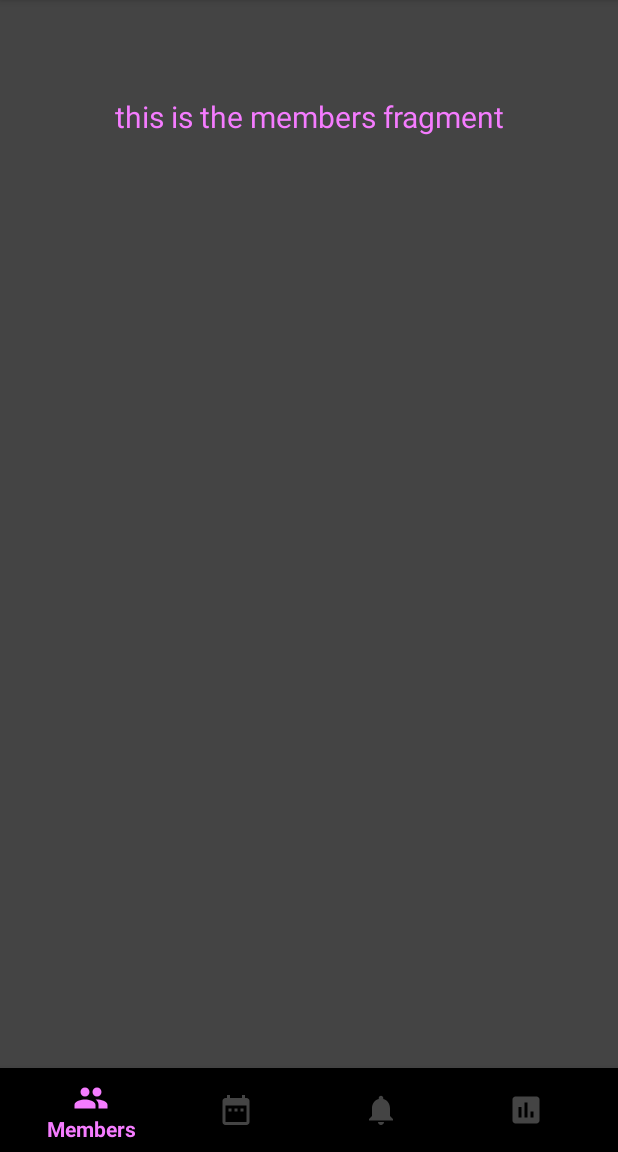
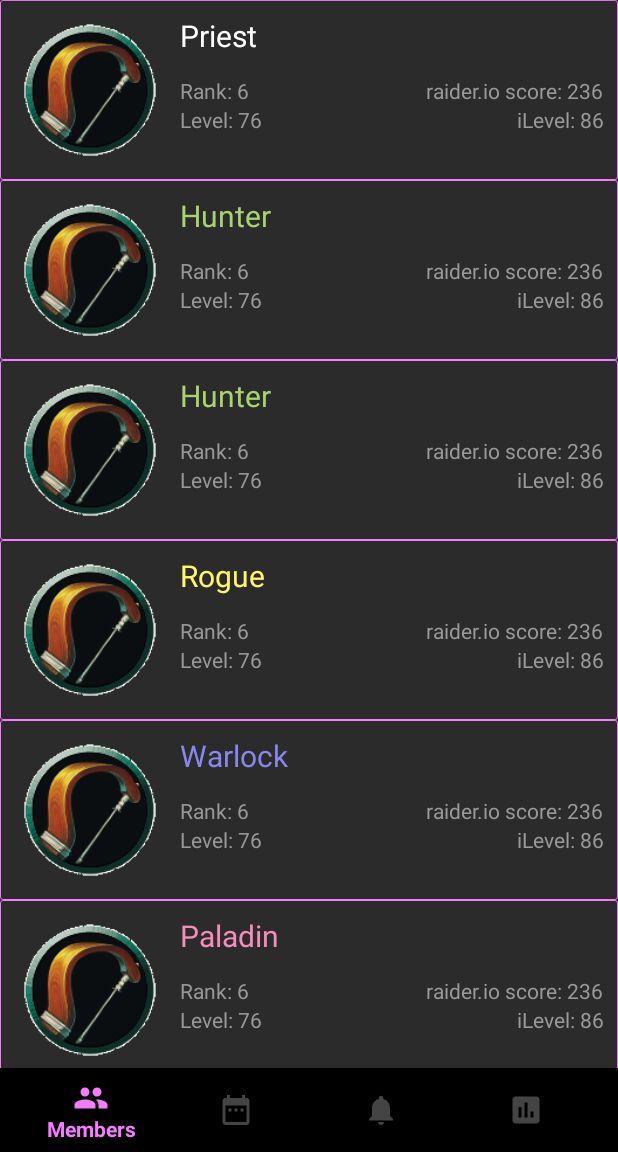
Before and after one commit to tyrusheebhammer/wow-guild-manager, an Android app: the fragment MembersFragment placed in its activity, on a phone screen of 412 x 824 dp, the part 84-1236 px from its top. Run offline under Robolectric (Android 15) with nearby library versions, the phone set to English and light mode, and no system bars.

Commit message:
members cards are mostly done, more work will be done later, like adding intents for going to a website like raider io

```diff
--- /dev/null
+++ b/android-app/app/src/main/java/com/sonnebtb/wowguildmanager/guildinteraction/members/GuildMember.kt
@@ -0,0 +1,46 @@
+package com.sonnebtb.wowguildmanager.guildinteraction.members
+
+import android.os.Parcelable
+import com.sonnebtb.wowguildmanager.R
+import kotlinx.android.parcel.Parcelize
+import java.util.*
+
+const val MAX_LEVEL = 120
+
+fun generateRandomMember(): GuildMember {
+    val characterClass = CharacterClasses.ALL.random()
+    val characterLevel = Random().nextInt(MAX_LEVEL)
+    val characterRank = Random().nextInt(10)
+    val characterItemLevel = Random().nextInt(485)
+    val characterRaiderIOScore = Random().nextInt(4000)
+    return GuildMember(characterClass.name, characterClass, characterLevel, characterRank, characterItemLevel, characterRaiderIOScore)
+}
+
+@Parcelize
+data class GuildMember(
+    val name: String,
+    val characterClass: CharacterClass,
+    val level: Int,
+    val rank: Int,
+    val itemLevel: Int,
+    val raiderIOScore: Int
+): Parcelable
+
+@Parcelize
+data class CharacterClass(val name: String, val color: Int): Parcelable
+
+object CharacterClasses {
+    val DEATH_KNIGHT = CharacterClass("Death Knight", R.color.colorDK)
+    val DEMON_HUNTER = CharacterClass("Demon Hunter", R.color.colorDH)
+    val DRUID = CharacterClass("Druid", R.color.colorDr)
+    val HUNTER = CharacterClass("Hunter", R.color.ColorHu)
+    val MAGE = CharacterClass("Mage", R.color.ColorMa)
+    val MONK = CharacterClass("Monk", R.color.ColorMo)
+    val PALADIN = CharacterClass("Paladin", R.color.ColorPa)
+    val PRIEST = CharacterClass("Priest", R.color.ColorPr)
+    val ROGUE = CharacterClass("Rogue", R.color.ColorRo)
+    val SHAMAN = CharacterClass("Shaman", R.color.ColorSh)
+    val WARLOCK = CharacterClass("Warlock", R.color.ColorWarlock)
+    val WARRIOR = CharacterClass("Warrior", R.color.ColorWarrior)
+    val ALL = arrayListOf(DEATH_KNIGHT, DEMON_HUNTER, DRUID, HUNTER, MAGE, MONK, PALADIN, PRIEST, ROGUE, SHAMAN, WARLOCK, WARRIOR)
+}
--- /dev/null
+++ b/android-app/app/src/main/java/com/sonnebtb/wowguildmanager/guildinteraction/members/MemberViewHolder.kt
@@ -0,0 +1,32 @@
+package com.sonnebtb.wowguildmanager.guildinteraction.members
+
+import android.view.View
+import androidx.core.content.ContextCompat
+import androidx.recyclerview.widget.RecyclerView
+import kotlinx.android.synthetic.main.card_member.view.*
+
+class MemberViewHolder(itemView: View, var adapter: MembersAdapter): RecyclerView.ViewHolder(itemView) {
+    val characterName = itemView.character_name
+    val characterRank = itemView.character_rank
+    val characterLevel = itemView.character_level
+    val characterRaiderIO = itemView.character_raider_io
+    val characterItemLevel = itemView.character_item_level
+    init {
+
+    }
+
+    fun bind(member: GuildMember) {
+        characterName.text = member.name
+
+        adapter.context?.let {
+            val color = ContextCompat.getColor(it, member.characterClass.color)
+
+            characterName.setTextColor(color)
+        }
+
+        characterItemLevel.text= "iLevel: ${member.itemLevel}"
+        characterLevel.text = "Level: ${member.level}"
+        characterRank.text = "Rank: ${member.rank}"
+        characterRaiderIO.text = "raider.io score: ${member.raiderIOScore}"
+    }
+}
--- /dev/null
+++ b/android-app/app/src/main/java/com/sonnebtb/wowguildmanager/guildinteraction/members/MembersAdapter.kt
@@ -0,0 +1,29 @@
+package com.sonnebtb.wowguildmanager.guildinteraction.members
+
+import android.content.Context
+import android.view.LayoutInflater
+import android.view.ViewGroup
+import androidx.recyclerview.widget.RecyclerView
+import com.sonnebtb.wowguildmanager.R
+
+class MembersAdapter(var context: Context?) : RecyclerView.Adapter<MemberViewHolder>() {
+    var members: ArrayList<GuildMember> = ArrayList()
+    init {
+        //Generating random members for testing purposes
+       for (i in 0..10) {
+           members.add(generateRandomMember())
+       }
+    }
+    override fun onCreateViewHolder(parent: ViewGroup, viewType: Int): MemberViewHolder {
+        val view = LayoutInflater.from(context).inflate(R.layout.card_member, parent, false)
+        return MemberViewHolder(view, this)
+    }
+
+    override fun getItemCount(): Int = members.size
+
+
+    override fun onBindViewHolder(holder: MemberViewHolder, position: Int) {
+        holder.bind(members[position])
+    }
+
+}
--- a/android-app/app/src/main/java/com/sonnebtb/wowguildmanager/guildinteraction/members/MembersFragment.kt
+++ b/android-app/app/src/main/java/com/sonnebtb/wowguildmanager/guildinteraction/members/MembersFragment.kt
@@ -5,6 +5,8 @@ import android.view.LayoutInflater
 import android.view.View
 import android.view.ViewGroup
 import androidx.fragment.app.Fragment
+import androidx.recyclerview.widget.LinearLayoutManager
+import androidx.recyclerview.widget.RecyclerView
 import com.sonnebtb.wowguildmanager.R
 
 class MembersFragment: Fragment() {
@@ -13,6 +15,11 @@ class MembersFragment: Fragment() {
         container: ViewGroup?,
         savedInstanceState: Bundle?
     ): View? {
-        return inflater.inflate(R.layout.fragment_members, container, false)
+        val view = inflater.inflate(R.layout.fragment_members, container, false) as RecyclerView
+        val adapter = MembersAdapter(context)
+        view.adapter = adapter
+        view.layoutManager = LinearLayoutManager(context)
+
+        return view
     }
 }
--- a/android-app/app/src/main/res/layout/activity_guild_interaction.xml
+++ b/android-app/app/src/main/res/layout/activity_guild_interaction.xml
@@ -4,8 +4,7 @@
     android:id="@+id/container"
     android:background="@color/colorPrimaryDark"
     android:layout_width="match_parent"
-    android:layout_height="match_parent"
-    android:paddingTop="?attr/actionBarSize">
+    android:layout_height="match_parent">
 
     <com.google.android.material.bottomnavigation.BottomNavigationView
         android:id="@+id/nav_view"
--- /dev/null
+++ b/android-app/app/src/main/res/layout/card_member.xml
@@ -0,0 +1,78 @@
+<?xml version="1.0" encoding="utf-8"?>
+<com.google.android.material.card.MaterialCardView xmlns:android="http://schemas.android.com/apk/res/android"
+    xmlns:tools="http://schemas.android.com/tools"
+    android:id="@+id/c"
+    android:layout_width="match_parent"
+    android:layout_height="wrap_content"
+    xmlns:app="http://schemas.android.com/apk/res-auto"
+    android:backgroundTint="#2B2B2B"
+    app:strokeColor="@color/colorAccent"
+    app:strokeWidth="0.5dp">
+    <androidx.constraintlayout.widget.ConstraintLayout
+        android:layout_width="match_parent"
+        android:layout_height="wrap_content">
+
+        <ImageView
+            android:id="@+id/character_image"
+            android:layout_width="100dp"
+            android:layout_height="100dp"
+            app:layout_constraintLeft_toLeftOf="parent"
+            app:layout_constraintTop_toTopOf="parent"
+            app:layout_constraintBottom_toBottomOf="parent"
+            android:src="@drawable/wow_hunter_icon"
+            android:layout_margin="10dp"
+        />
+        <TextView
+            android:textSize="20sp"
+            android:id="@+id/character_name"
+            android:layout_marginLeft="10dp"
+            app:layout_constraintLeft_toRightOf="@id/character_image"
+            app:layout_constraintTop_toTopOf="@id/character_image"
+            android:layout_width="wrap_content"
+            android:layout_height="wrap_content"
+            android:text="@string/character_default_name"
+        />
+        <TextView
+            android:id="@+id/character_rank"
+            android:layout_width="wrap_content"
+            android:layout_height="wrap_content"
+            app:layout_constraintTop_toTopOf="@id/character_image"
+            app:layout_constraintLeft_toLeftOf="@id/character_name"
+            app:layout_constraintBottom_toBottomOf="@id/character_image"
+            android:textColor="@color/colorTextDescription"
+            android:text="@string/character_default_rank"
+            />
+        <TextView
+            android:id="@+id/character_level"
+            android:layout_width="wrap_content"
+            android:layout_height="wrap_content"
+            app:layout_constraintTop_toBottomOf="@id/character_rank"
+            app:layout_constraintLeft_toLeftOf="@id/character_rank"
+            android:textColor="@color/colorTextDescription"
+            android:text="@string/character_default_level"
+            />
+        <TextView
+            android:id="@+id/character_raider_io"
+            android:layout_marginRight="10dp"
+            android:layout_width="wrap_content"
+            android:layout_height="wrap_content"
+            android:textAlignment="viewEnd"
+            android:textColor="@color/colorTextDescription"
+            android:text="@string/character_default_raider_io"
+            app:layout_constraintBottom_toBottomOf="@id/character_rank"
+            app:layout_constraintRight_toRightOf="parent"
+            />
+        <TextView
+            android:id="@+id/character_item_level"
+            android:layout_width="wrap_content"
+            android:layout_height="wrap_content"
+            app:layout_constraintRight_toRightOf="@id/character_raider_io"
+            app:layout_constraintTop_toBottomOf="@id/character_raider_io"
+            android:textColor="@color/colorTextDescription"
+            android:text="@string/character_default_ilevel"
+            android:textAlignment="viewEnd"
+            />
+
+    </androidx.constraintlayout.widget.ConstraintLayout>
+
+</com.google.android.material.card.MaterialCardView>
--- a/android-app/app/src/main/res/layout/fragment_members.xml
+++ b/android-app/app/src/main/res/layout/fragment_members.xml
@@ -1,20 +1,7 @@
 <?xml version="1.0" encoding="utf-8"?>
-<androidx.constraintlayout.widget.ConstraintLayout xmlns:android="http://schemas.android.com/apk/res/android"
+<androidx.recyclerview.widget.RecyclerView xmlns:android="http://schemas.android.com/apk/res/android"
     xmlns:app="http://schemas.android.com/apk/res-auto"
     android:layout_width="match_parent"
     android:layout_height="match_parent">
 
-    <TextView
-        android:id="@+id/text_notifications"
-        android:layout_width="match_parent"
-        android:layout_height="wrap_content"
-        android:layout_marginStart="8dp"
-        android:layout_marginTop="8dp"
-        android:layout_marginEnd="8dp"
-        android:textAlignment="center"
-        android:textSize="20sp"
-        android:text="this is the members fragment"
-        app:layout_constraintEnd_toEndOf="parent"
-        app:layout_constraintStart_toStartOf="parent"
-        app:layout_constraintTop_toTopOf="parent" />
-</androidx.constraintlayout.widget.ConstraintLayout>
+</androidx.recyclerview.widget.RecyclerView>
--- a/android-app/app/src/main/res/values/colors.xml
+++ b/android-app/app/src/main/res/values/colors.xml
@@ -6,4 +6,19 @@
     <color name="colorCardBackground">#333333</color>
     <color name="colorCardBackgroundAlt">#2B2B2B</color>
     <color name="colorTextDescription">#999999</color>
+
+    <color name="colorDK">#C41F3B</color>
+
+    <color name="colorDH">#A330C9</color>
+    <color name="colorDr">#FF7D0A</color>
+    <color name="ColorHu">#A9D271</color>
+    <color name="ColorMa">#40C7EB</color>
+    <color name="ColorMo">#00FF96</color>
+    <color name="ColorPa">#F58CBA</color>
+    <color name="ColorPr">#FFFFFF</color>
+    <color name="ColorRo">#FFF569</color>
+    <color name="ColorSh">#0070DE</color>
+    <color name="ColorWarlock">#8787ED</color>
+    <color name="ColorWarrior">#C79C6E</color>
+
 </resources>
--- a/android-app/app/src/main/res/values/strings.xml
+++ b/android-app/app/src/main/res/values/strings.xml
@@ -4,4 +4,9 @@
     <string name="title_home">Home</string>
     <string name="title_dashboard">Dashboard</string>
     <string name="title_notifications">Notifications</string>
+    <string name="character_default_raider_io">Raider.io Score: XXXX</string>
+    <string name="character_default_ilevel">iLevel: XXX</string>
+    <string name="character_default_level">Level: XXX</string>
+    <string name="character_default_rank">Rank: X</string>
+    <string name="character_default_name">CharName</string>
 </resources>
```
Also changed, not shown: android-app/app/src/main/res/drawable-xxhdpi/wow_hunter_icon.png (added).
